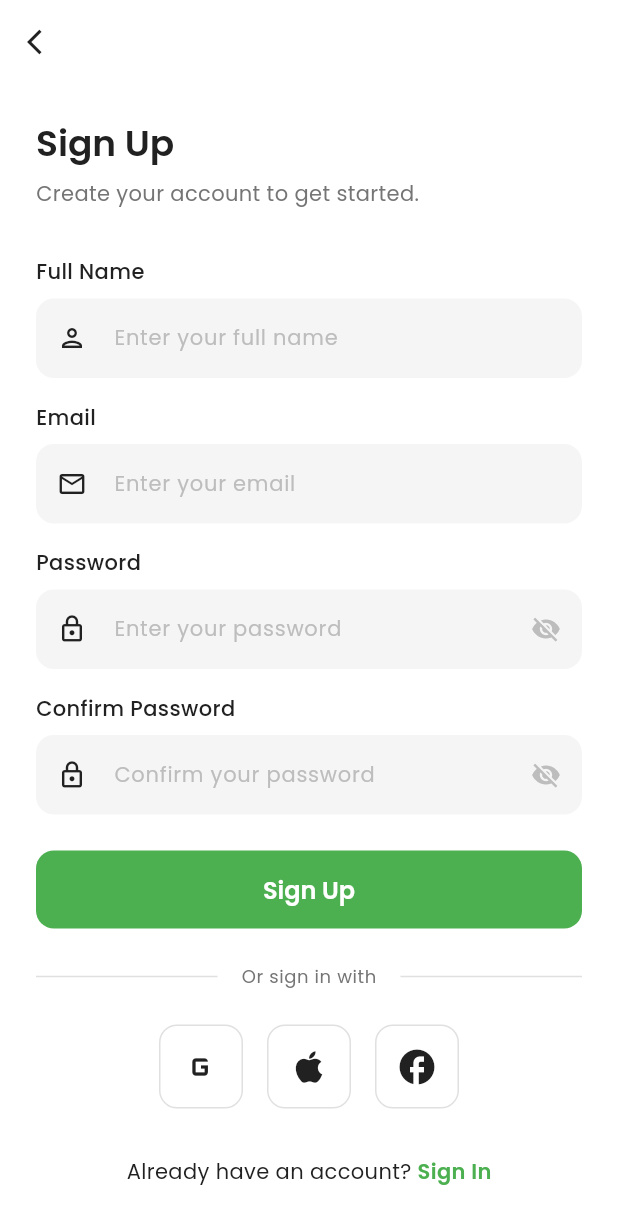
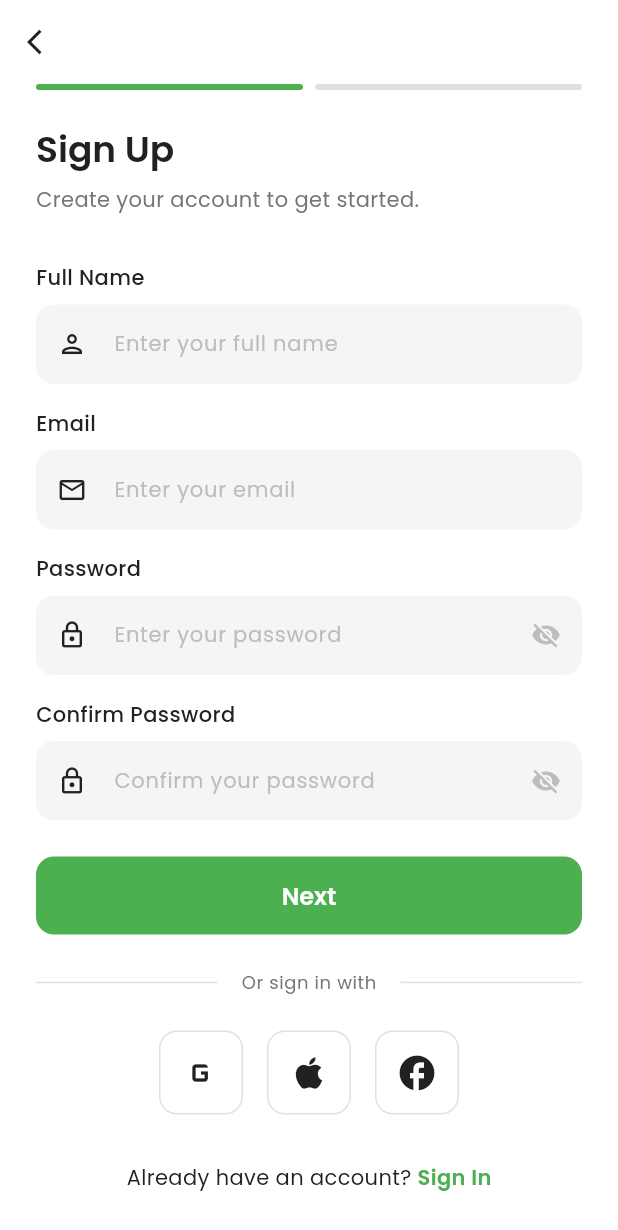
Before and after one commit to Labbi-Ahmed/E-grocery, a Flutter app: the SignUpScreen screen opened by its route, on a phone screen of 412 x 824 dp. Shown: the top 1230 px of the screen. Run offline on Flutter 3.47's test engine with Material 3 defaults, Android fonts, the phone set to English and light mode, and no system bars; our stand-ins replace cached_network_image, dartz, dio, equatable, flutter_bloc, flutter_secure_storage and 5 more; accounts and stored records are empty.

Commit message:
feat: convert sign-up to multi-step form with phone number
Step 1 collects name, email, password, and confirm password.
Step 2 collects phone number before submitting registration.
Adds step indicator, animated page transitions, and phone
number support across data/domain/presentation layers.

Co-Authored-By: Claude Opus 4.6 (1M context) <noreply@anthropic.com>

```diff
--- a/lib/features/auth/data/datasources/auth_remote_datasource.dart
+++ b/lib/features/auth/data/datasources/auth_remote_datasource.dart
@@ -27,6 +27,7 @@ class AuthRemoteDatasource {
     required String fullName,
     required String email,
     required String password,
+    String? phoneNumber,
   }) async {
     try {
       final response = await _dio.post(
@@ -35,6 +36,7 @@ class AuthRemoteDatasource {
           'full_name': fullName,
           'email': email,
           'password': password,
+          ?if (phoneNumber != null) 'phone_number': phoneNumber,
         },
       );
       return AuthResponseModel.fromJson(response.data as Map<String, dynamic>);
--- a/lib/features/auth/data/repositories/auth_repository_impl.dart
+++ b/lib/features/auth/data/repositories/auth_repository_impl.dart
@@ -37,12 +37,14 @@ class AuthRepositoryImpl implements AuthRepository {
     required String fullName,
     required String email,
     required String password,
+    String? phoneNumber,
   }) async {
     try {
       final response = await _remoteDatasource.register(
         fullName: fullName,
         email: email,
         password: password,
+        phoneNumber: phoneNumber,
       );
       await _localDatasource.saveTokens(
         accessToken: response.accessToken,
--- a/lib/features/auth/domain/repositories/auth_repository.dart
+++ b/lib/features/auth/domain/repositories/auth_repository.dart
@@ -12,6 +12,7 @@ abstract class AuthRepository {
     required String fullName,
     required String email,
     required String password,
+    String? phoneNumber,
   });
 
   Future<Either<ApiException, String>> forgotPassword({
--- a/lib/features/auth/presentation/cubit/auth_cubit.dart
+++ b/lib/features/auth/presentation/cubit/auth_cubit.dart
@@ -43,6 +43,7 @@ class AuthCubit extends Cubit<AuthState> {
     required String fullName,
     required String email,
     required String password,
+    String? phoneNumber,
   }) async {
     emit(state.copyWith(status: AuthStatus.loading));
 
@@ -50,6 +51,7 @@ class AuthCubit extends Cubit<AuthState> {
       fullName: fullName,
       email: email,
       password: password,
+      phoneNumber: phoneNumber,
     );
 
     result.fold(
--- a/lib/features/auth/presentation/screens/sign_up_screen.dart
+++ b/lib/features/auth/presentation/screens/sign_up_screen.dart
@@ -17,11 +17,16 @@ class SignUpScreen extends StatefulWidget {
 }
 
 class _SignUpScreenState extends State<SignUpScreen> {
-  final _formKey = GlobalKey<FormState>();
+  final _step1FormKey = GlobalKey<FormState>();
+  final _step2FormKey = GlobalKey<FormState>();
   final _nameController = TextEditingController();
   final _emailController = TextEditingController();
   final _passwordController = TextEditingController();
   final _confirmPasswordController = TextEditingController();
+  final _phoneController = TextEditingController();
+  final _pageController = PageController();
+
+  int _currentStep = 0;
 
   @override
   void dispose() {
@@ -29,15 +34,38 @@ class _SignUpScreenState extends State<SignUpScreen> {
     _emailController.dispose();
     _passwordController.dispose();
     _confirmPasswordController.dispose();
+    _phoneController.dispose();
+    _pageController.dispose();
     super.dispose();
   }
 
+  void _goToStep2() {
+    if (_step1FormKey.currentState?.validate() ?? false) {
+      _pageController.nextPage(
+        duration: const Duration(milliseconds: 300),
+        curve: Curves.easeInOut,
+      );
+      setState(() => _currentStep = 1);
+    }
+  }
+
+  void _goBackToStep1() {
+    _pageController.previousPage(
+      duration: const Duration(milliseconds: 300),
+      curve: Curves.easeInOut,
+    );
+    setState(() => _currentStep = 0);
+  }
+
   void _onSignUp() {
-    if (_formKey.currentState?.validate() ?? false) {
+    if (_step2FormKey.currentState?.validate() ?? false) {
       context.read<AuthCubit>().register(
             fullName: _nameController.text.trim(),
             email: _emailController.text.trim(),
             password: _passwordController.text,
+            phoneNumber: _phoneController.text.trim().isNotEmpty
+                ? _phoneController.text.trim()
+                : null,
           );
     }
   }
@@ -61,14 +89,45 @@ class _SignUpScreenState extends State<SignUpScreen> {
         appBar: AppBar(
           leading: IconButton(
             icon: const Icon(Icons.arrow_back_ios, size: 20),
-            onPressed: () => context.pop(),
+            onPressed: () {
+              if (_currentStep == 1) {
+                _goBackToStep1();
+              } else {
+                context.pop();
+              }
+            },
           ),
         ),
         body: SafeArea(
-          child: SingleChildScrollView(
-            padding: const EdgeInsets.all(24),
+          child: Column(
+            children: [
+              Padding(
+                padding: const EdgeInsets.symmetric(horizontal: 24),
+                child: _StepIndicator(currentStep: _currentStep),
+              ),
+              const SizedBox(height: 24),
+              Expanded(
+                child: PageView(
+                  controller: _pageController,
+                  physics: const NeverScrollableScrollPhysics(),
+                  children: [
+                    _buildStep1(),
+                    _buildStep2(),
+                  ],
+                ),
+              ),
+            ],
+          ),
+        ),
+      ),
+    );
+  }
+
+  Widget _buildStep1() {
+    return SingleChildScrollView(
+      padding: const EdgeInsets.symmetric(horizontal: 24),
       child: Form(
-              key: _formKey,
+        key: _step1FormKey,
         child: Column(
           crossAxisAlignment: CrossAxisAlignment.start,
           children: [
@@ -124,14 +183,9 @@ class _SignUpScreenState extends State<SignUpScreen> {
               textInputAction: TextInputAction.done,
             ),
             const SizedBox(height: 24),
-                  BlocBuilder<AuthCubit, AuthState>(
-                    builder: (context, state) {
-                      return AppButton(
-                        text: AppStrings.signUp,
-                        onPressed: _onSignUp,
-                        isLoading: state.status == AuthStatus.loading,
-                      );
-                    },
+            AppButton(
+              text: 'Next',
+              onPressed: _goToStep2,
             ),
             const SizedBox(height: 24),
             Row(
@@ -175,12 +229,91 @@ class _SignUpScreenState extends State<SignUpScreen> {
                 ),
               ],
             ),
+            const SizedBox(height: 24),
           ],
         ),
       ),
+    );
+  }
+
+  Widget _buildStep2() {
+    return SingleChildScrollView(
+      padding: const EdgeInsets.symmetric(horizontal: 24),
+      child: Form(
+        key: _step2FormKey,
+        child: Column(
+          crossAxisAlignment: CrossAxisAlignment.start,
+          children: [
+            Text(
+              AppStrings.signUp,
+              style: Theme.of(context).textTheme.headlineMedium,
+            ),
+            const SizedBox(height: 8),
+            Text(
+              'Add your phone number to complete registration.',
+              style: Theme.of(context).textTheme.bodyMedium?.copyWith(
+                    color: AppColors.textSecondary,
+                  ),
+            ),
+            const SizedBox(height: 32),
+            AppTextField(
+              controller: _phoneController,
+              label: AppStrings.phoneNumber,
+              hint: 'Enter your phone number',
+              keyboardType: TextInputType.phone,
+              validator: Validators.phone,
+              prefixIcon: const Icon(Icons.phone_outlined, size: 20),
+              textInputAction: TextInputAction.done,
+            ),
+            const SizedBox(height: 32),
+            BlocBuilder<AuthCubit, AuthState>(
+              builder: (context, state) {
+                return AppButton(
+                  text: AppStrings.signUp,
+                  onPressed: _onSignUp,
+                  isLoading: state.status == AuthStatus.loading,
+                );
+              },
+            ),
+            const SizedBox(height: 24),
+          ],
+        ),
+      ),
+    );
+  }
+}
+
+class _StepIndicator extends StatelessWidget {
+  final int currentStep;
+
+  const _StepIndicator({required this.currentStep});
+
+  @override
+  Widget build(BuildContext context) {
+    return Row(
+      children: [
+        Expanded(
+          child: Container(
+            height: 4,
+            decoration: BoxDecoration(
+              color: AppColors.primary,
+              borderRadius: BorderRadius.circular(2),
             ),
           ),
         ),
+        const SizedBox(width: 8),
+        Expanded(
+          child: Container(
+            height: 4,
+            decoration: BoxDecoration(
+              color: currentStep >= 1
+                  ? AppColors.primary
+                  : AppColors.divider,
+              borderRadius: BorderRadius.circular(2),
+            ),
+          ),
+        ),
+      ],
     );
   }
 }
```
Lines whose indentation alone changed are shown as unchanged.
